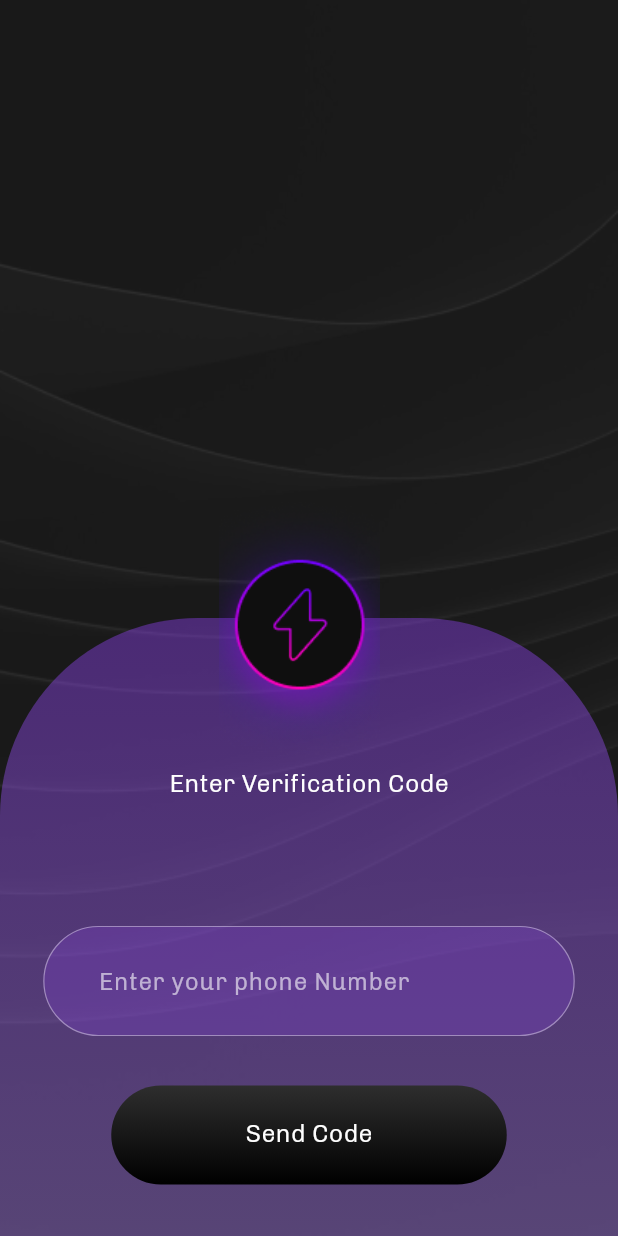
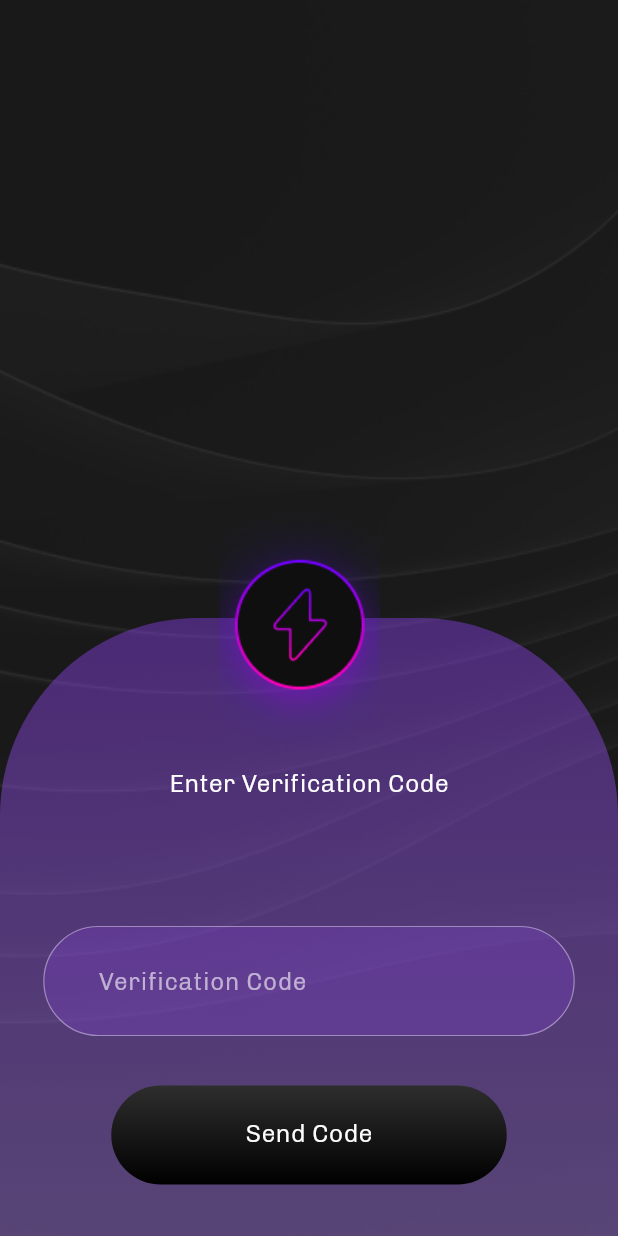
Before and after one commit to Shahwaiz24/Chat_Bot_App, a Flutter app: the GetOtpView screen opened directly, on a phone screen of 412 x 824 dp. Run offline on Flutter 3.47's test engine with Material 3 defaults, Android fonts, the phone set to English and light mode, and no system bars; our stand-ins replace page_transition, stacked.

Commit message:
Updated Code

```diff
--- a/lib/Custom Widget/textfields.dart
+++ b/lib/Custom Widget/textfields.dart
@@ -5,6 +5,7 @@ class Textfield extends StatefulWidget {
   const Textfield(this.isObsecure,
       {super.key,
       required this.screenHeight,
+      required this.Controller,
       required this.screenWidth,
       required this.hintText,
       required this.backColor,
@@ -16,6 +17,7 @@ class Textfield extends StatefulWidget {
   final Color hintColor;
   final Color backColor;
   final bool isObsecure;
+  final TextEditingController Controller;
 
   @override
   State<Textfield> createState() => _TextfieldState();
@@ -25,12 +27,13 @@ class _TextfieldState extends State<Textfield> {
   @override
   Widget build(BuildContext context) {
     return TextFormField(
+      controller: widget.Controller,
       keyboardType: TextInputType.number,
       style: TextStyle(color: widget.hintColor),
       obscureText: widget.isObsecure == true ? true : false,
       obscuringCharacter: '*',
       decoration: InputDecoration(
-        hintText: 'Enter your phone Number',
+        hintText: widget.hintText,
         fillColor: widget.backColor.withOpacity(0.2),
         filled: true,
         contentPadding: EdgeInsets.only(
--- a/lib/Register View/Get Number Code/get_otp_view.dart
+++ b/lib/Register View/Get Number Code/get_otp_view.dart
@@ -13,6 +13,8 @@ class GetOtpView extends StatefulWidget {
   State<GetOtpView> createState() => _GetOtpViewState();
 }
 
+TextEditingController OtpController = TextEditingController();
+
 class _GetOtpViewState extends State<GetOtpView> {
   @override
   Widget build(BuildContext context) {
@@ -23,6 +25,7 @@ class _GetOtpViewState extends State<GetOtpView> {
         viewModelBuilder: () => GetOtpViewmodel(),
         builder: (context, viewmodel, child) {
           return Scaffold(
+            resizeToAvoidBottomInset: false,
             backgroundColor: Utils.backgroundColor,
             body: Stack(
               children: [
@@ -74,6 +77,7 @@ class _GetOtpViewState extends State<GetOtpView> {
                             child: Textfield(
                               true,
                               backColor: Utils.Purple,
+                              Controller: OtpController,
                               hintColor: Utils.TextColor,
                               hintText: 'Verification Code',
                               screenHeight: screenHeight,
@@ -89,11 +93,8 @@ class _GetOtpViewState extends State<GetOtpView> {
                           child: Button(
                             text: 'Send Code',
                             ontap: () {
-                              Navigator.push(
-                                  context,
-                                  PageTransition(
-                                      type: PageTransitionType.bottomToTop,
-                                      child: GetOtpView()));
+                              print('OTP: ${OtpController.text}');
+                              OtpController.clear();
                             },
                             screenHeight: screenHeight,
                             screenWidth: screenWidth,
--- a/lib/Register View/register_view.dart
+++ b/lib/Register View/register_view.dart
@@ -13,6 +13,8 @@ class RegisterView extends StatefulWidget {
   @override
   State<RegisterView> createState() => _RegisterViewState();
 }
+
+TextEditingController PhoneNumberController = TextEditingController();
 
 class _RegisterViewState extends State<RegisterView> {
   @override
@@ -95,8 +97,10 @@ class _RegisterViewState extends State<RegisterView> {
                                 left: screenWidth * 0.070,
                                 right: screenWidth * 0.070),
                             child: Textfield(
+
                               false,
                               backColor: Utils.Purple,
+                              Controller: PhoneNumberController,
                               hintColor: Utils.TextColor,
                               hintText: 'Enter your phone number',
                               screenHeight: screenHeight,
```
